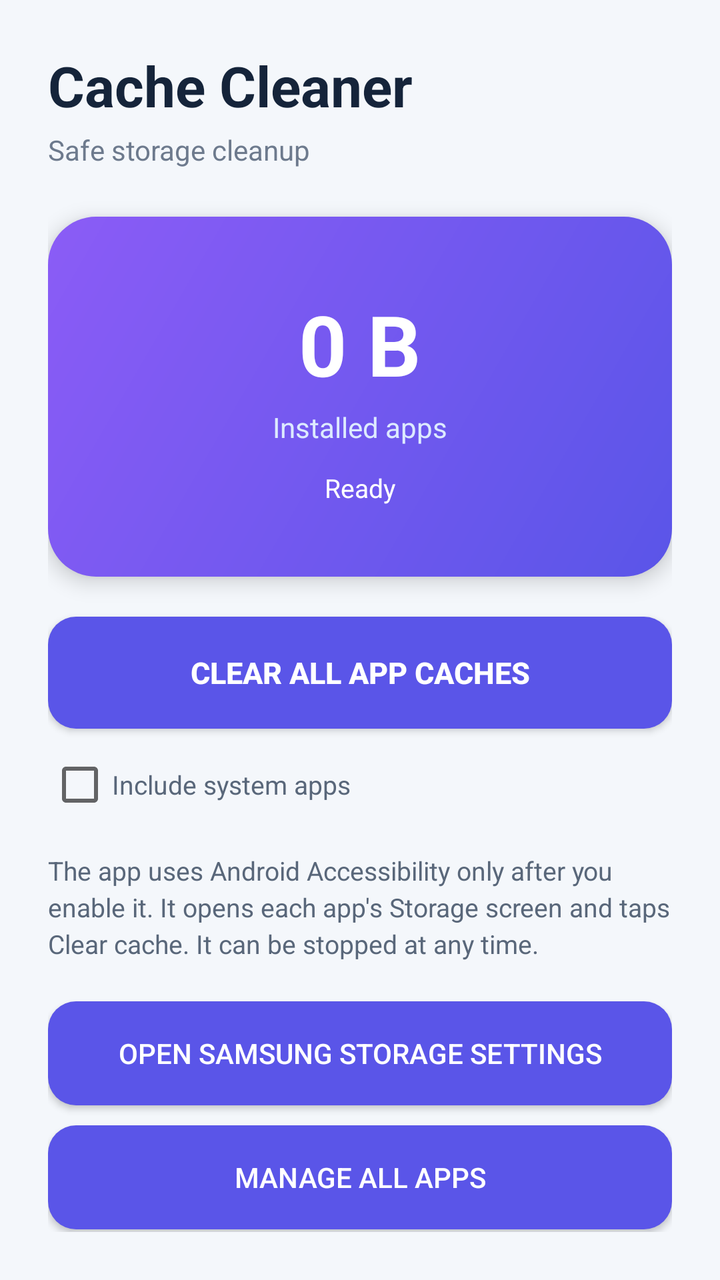
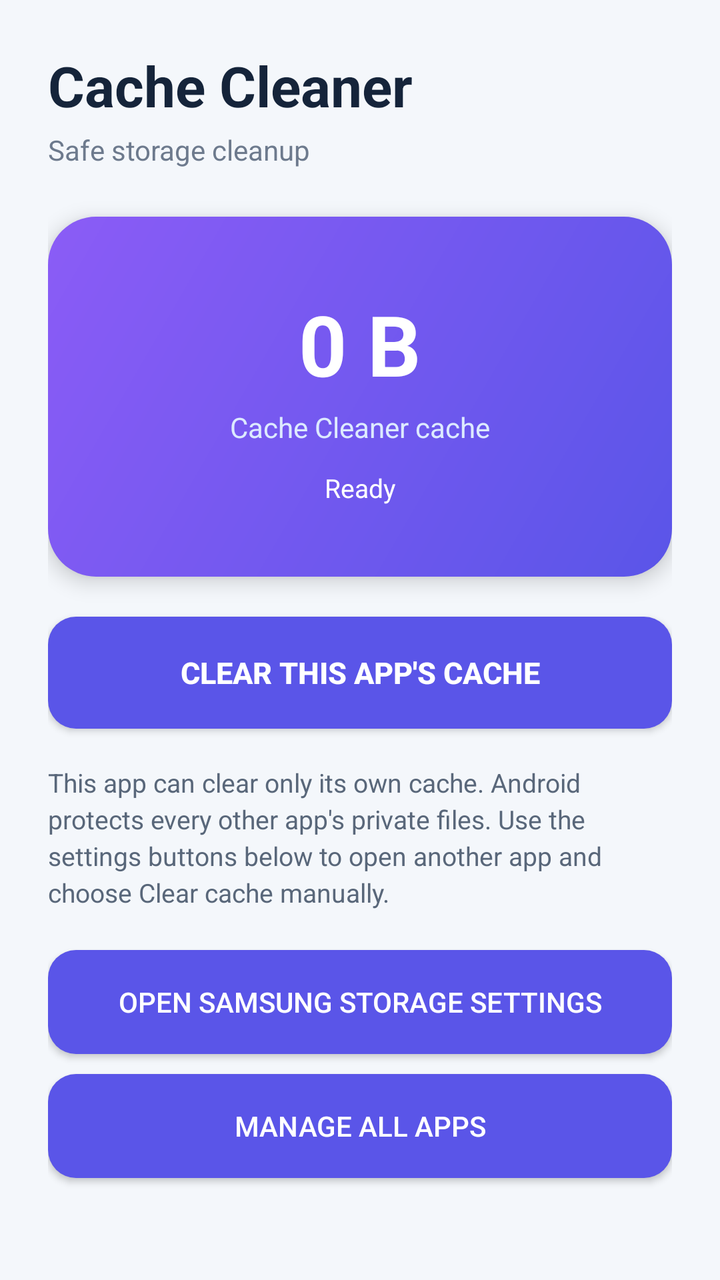

Compare the two renders of this Android layout. The source of the first and the diff that turns it into the second are given below.
<!-- AndroidManifest.xml: application theme AppTheme -->
<!-- res/layout/activity_main.xml -->
<?xml version="1.0" encoding="utf-8"?>
<ScrollView xmlns:android="http://schemas.android.com/apk/res/android"
    android:layout_width="match_parent"
    android:layout_height="match_parent"
    android:background="#F4F7FB"
    android:fillViewport="true">

    <LinearLayout
        android:layout_width="match_parent"
        android:layout_height="wrap_content"
        android:orientation="vertical"
        android:padding="24dp">

        <TextView
            android:layout_width="wrap_content"
            android:layout_height="wrap_content"
            android:text="Cache Cleaner"
            android:textColor="#15243A"
            android:textSize="28sp"
            android:textStyle="bold" />

        <TextView
            android:layout_width="wrap_content"
            android:layout_height="wrap_content"
            android:layout_marginTop="4dp"
            android:text="Safe storage cleanup"
            android:textColor="#6D7A8D"
            android:textSize="14sp" />

        <FrameLayout
            android:layout_width="match_parent"
            android:layout_height="180dp"
            android:layout_marginTop="24dp"
            android:background="@drawable/card_gradient"
            android:elevation="6dp"
            android:padding="20dp">

            <LinearLayout
                android:layout_width="match_parent"
                android:layout_height="match_parent"
                android:gravity="center"
                android:orientation="vertical">

                <TextView
                    android:id="@+id/cacheSizeText"
                    android:layout_width="wrap_content"
                    android:layout_height="wrap_content"
                    android:text="0 B"
                    android:textColor="#FFFFFF"
                    android:textSize="42sp"
                    android:textStyle="bold" />

                <TextView
                    android:layout_width="wrap_content"
                    android:layout_height="wrap_content"
                    android:layout_marginTop="4dp"
                    android:text="Installed apps"
                    android:textColor="#DDEAFF"
                    android:textSize="14sp" />

                <TextView
                    android:id="@+id/statusText"
                    android:layout_width="wrap_content"
                    android:layout_height="wrap_content"
                    android:layout_marginTop="12dp"
                    android:text="Ready"
                    android:textColor="#FFFFFF"
                    android:textSize="13sp" />
            </LinearLayout>
        </FrameLayout>

        <ProgressBar
            android:id="@+id/progressBar"
            style="?android:attr/progressBarStyleHorizontal"
            android:layout_width="match_parent"
            android:layout_height="6dp"
            android:layout_marginTop="16dp"
            android:indeterminate="true"
            android:visibility="gone" />

        <Button
            android:id="@+id/clearButton"
            android:layout_width="match_parent"
            android:layout_height="56dp"
            android:layout_marginTop="20dp"
            android:background="@drawable/button_primary"
            android:text="CLEAR ALL APP CACHES"
            android:textColor="#FFFFFF"
            android:textSize="15sp"
            android:textStyle="bold" />

        <CheckBox
            android:id="@+id/includeSystemCheck"
            android:layout_width="match_parent"
            android:layout_height="wrap_content"
            android:layout_marginTop="12dp"
            android:text="Include system apps"
            android:textColor="#59677A"
            android:textSize="13sp" />

        <TextView
            android:layout_width="match_parent"
            android:layout_height="wrap_content"
            android:layout_marginTop="18dp"
            android:lineSpacingExtra="3dp"
            android:text="The app uses Android Accessibility only after you enable it. It opens each app's Storage screen and taps Clear cache. It can be stopped at any time."
            android:textColor="#59677A"
            android:textSize="13sp" />

        <Button
            android:id="@+id/storageButton"
            style="@style/SecondaryButton"
            android:layout_width="match_parent"
            android:layout_height="52dp"
            android:layout_marginTop="20dp"
            android:text="OPEN SAMSUNG STORAGE SETTINGS" />

        <Button
            android:id="@+id/appsButton"
            style="@style/SecondaryButton"
            android:layout_width="match_parent"
            android:layout_height="52dp"
            android:layout_marginTop="10dp"
            android:text="MANAGE ALL APPS" />
    </LinearLayout>
</ScrollView>
<!-- resources referenced by this layout -->
<resources>
  <!-- drawable button_primary (drawable) -->
  <?xml version="1.0" encoding="utf-8"?>
  <shape xmlns:android="http://schemas.android.com/apk/res/android">
      <solid android:color="#5A55E8" />
      <corners android:radius="14dp" />
  </shape>
  <!-- drawable card_gradient (drawable) -->
  <?xml version="1.0" encoding="utf-8"?>
  <shape xmlns:android="http://schemas.android.com/apk/res/android">
      <gradient
          android:angle="135"
          android:startColor="#5A55E8"
          android:endColor="#8B5CF6" />
      <corners android:radius="24dp" />
  </shape>
  <style name="SecondaryButton" parent="@android:style/Widget.Material.Button">
          <item name="android:background">@drawable/button_primary</item>
          <item name="android:textColor">#FFFFFF</item>
          <item name="android:textSize">14sp</item>
      </style>
  <style name="AppTheme" parent="@android:style/Theme.Material.Light.NoActionBar">
          <item name="android:colorPrimary">#5A55E8</item>
          <item name="android:colorPrimaryDark">#4540C4</item>
          <item name="android:colorAccent">#8B5CF6</item>
          <item name="android:navigationBarColor">#F4F7FB</item>
          <item name="android:windowLightNavigationBar">true</item>
          <item name="android:windowLightStatusBar">true</item>
          <item name="android:statusBarColor">#F4F7FB</item>
      </style>
</resources>

<!-- the commit's change to res/layout/activity_main.xml (unified diff, before → after) -->
@@ -54,7 +54,7 @@
                     android:layout_width="wrap_content"
                     android:layout_height="wrap_content"
                     android:layout_marginTop="4dp"
-                    android:text="Installed apps"
+                    android:text="Cache Cleaner cache"
                     android:textColor="#DDEAFF"
                     android:textSize="14sp" />
 
@@ -84,26 +84,17 @@
             android:layout_height="56dp"
             android:layout_marginTop="20dp"
             android:background="@drawable/button_primary"
-            android:text="CLEAR ALL APP CACHES"
+            android:text="CLEAR THIS APP'S CACHE"
             android:textColor="#FFFFFF"
             android:textSize="15sp"
             android:textStyle="bold" />
-
-        <CheckBox
-            android:id="@+id/includeSystemCheck"
-            android:layout_width="match_parent"
-            android:layout_height="wrap_content"
-            android:layout_marginTop="12dp"
-            android:text="Include system apps"
-            android:textColor="#59677A"
-            android:textSize="13sp" />
 
         <TextView
             android:layout_width="match_parent"
             android:layout_height="wrap_content"
             android:layout_marginTop="18dp"
             android:lineSpacingExtra="3dp"
-            android:text="The app uses Android Accessibility only after you enable it. It opens each app's Storage screen and taps Clear cache. It can be stopped at any time."
+            android:text="This app can clear only its own cache. Android protects every other app's private files. Use the settings buttons below to open another app and choose Clear cache manually."
             android:textColor="#59677A"
             android:textSize="13sp" />
 
